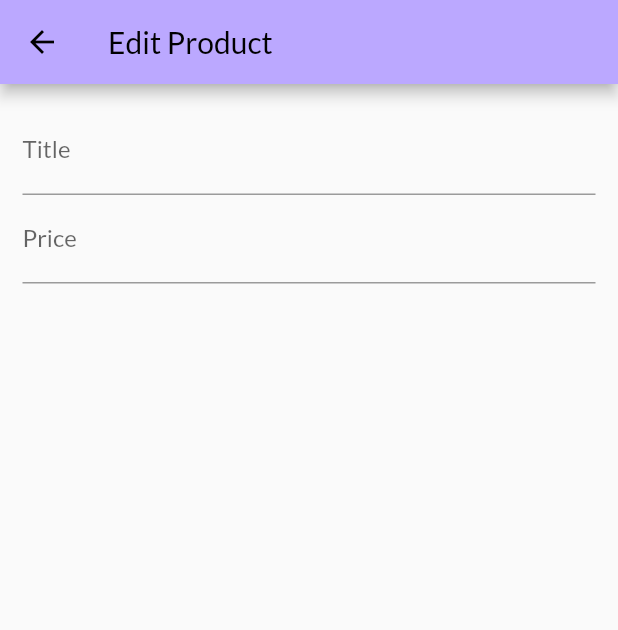
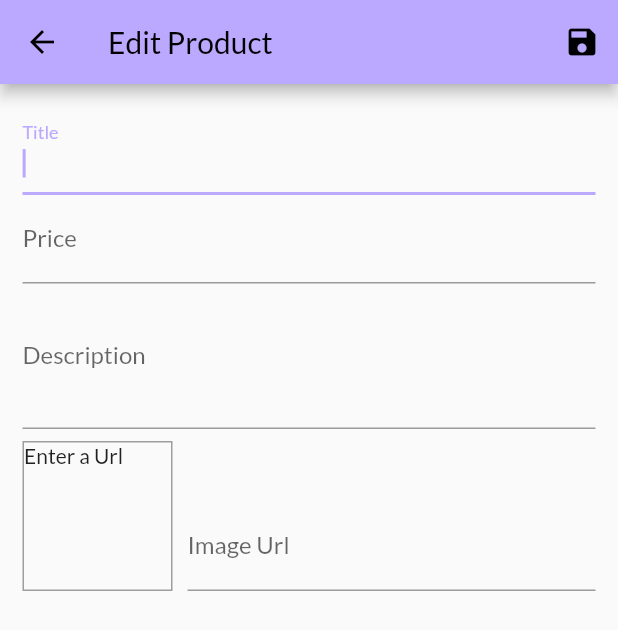
Before and after one commit to denosg/My-Shop-Flutter, a Flutter app: the EditProductScreen screen opened by its route, on a phone screen of 412 x 824 dp. Shown: the top 630 px of the screen. Run offline on Flutter 3.47's test engine with Material 2 defaults, Android fonts, the phone set to English and light mode, and no system bars; network calls fail.

Commit message:
Added Input validation

```diff
--- a/lib/screens/edit_product_screen.dart
+++ b/lib/screens/edit_product_screen.dart
@@ -1,4 +1,5 @@
 import 'package:flutter/material.dart';
+import 'package:my_shop/providers/product.dart';
 
 class EditProductScreen extends StatefulWidget {
   static const routeName = '/edit-product';
@@ -10,28 +11,180 @@ class EditProductScreen extends StatefulWidget {
 }
 
 class _EditProductScreenState extends State<EditProductScreen> {
+  final _imageUrlController = TextEditingController();
+  final _form = GlobalKey<FormState>();
+  var _editedProduct =
+      Product(id: '', title: '', description: '', price: 0, imageUrl: '');
+
+  @override
+  void dispose() {
+    _imageUrlController.dispose();
+    super.dispose();
+  }
+
+  void _saveForm() {
+    final isValid = _form.currentState?.validate();
+    if (isValid == false || isValid == null) {
+      return;
+    }
+    _form.currentState?.save();
+    print(_editedProduct.title);
+    print(_editedProduct.description);
+    print(_editedProduct.price);
+    print(_editedProduct.imageUrl);
+  }
+
   @override
   Widget build(BuildContext context) {
     return Scaffold(
       appBar: AppBar(
         title: const Text("Edit Product"),
+        actions: [
+          IconButton(
+            onPressed: _saveForm,
+            icon: const Icon(Icons.save),
+          ),
+        ],
       ),
       body: Padding(
         padding: const EdgeInsets.all(15),
         child: Form(
+          key: _form,
           child: ListView(
             children: [
               TextFormField(
                 decoration: const InputDecoration(labelText: 'Title'),
                 textInputAction: TextInputAction.next,
+                autofocus: true,
+                onSaved: (title) {
+                  if (title != null) {
+                    _editedProduct = Product(
+                        id: _editedProduct.id,
+                        title: title,
+                        description: _editedProduct.description,
+                        price: _editedProduct.price,
+                        imageUrl: _editedProduct.imageUrl);
+                  }
+                },
+                validator: (value) {
+                  if (value == '') {
+                    return 'Please provide a value';
+                  }
+                  return null;
+                },
               ),
               TextFormField(
                 decoration: const InputDecoration(labelText: 'Price'),
                 textInputAction: TextInputAction.next,
                 keyboardType: TextInputType.number,
+                onSaved: (price) {
+                  if (price != null) {
+                    _editedProduct = Product(
+                        id: _editedProduct.id,
+                        title: _editedProduct.title,
+                        description: _editedProduct.description,
+                        price: double.parse(price),
+                        imageUrl: _editedProduct.imageUrl);
+                  }
+                },
+                validator: (value) {
+                  if (value == '') {
+                    return 'Please enter a price';
+                  }
+                  if (value != null) {
+                    if (double.tryParse(value) == null) {
+                      return 'Please enter a valid number';
+                    }
+                  }
+                  if (value != null) {
+                    if (double.parse(value) <= 0) {
+                      return 'Please enter a number > 0';
+                    }
+                  }
+                  return null;
+                },
+              ),
+              TextFormField(
+                decoration: const InputDecoration(labelText: 'Description'),
+                maxLines: 3,
+                keyboardType: TextInputType.multiline,
+                onSaved: (description) {
+                  if (description != null) {
+                    _editedProduct = Product(
+                        id: _editedProduct.id,
+                        title: _editedProduct.title,
+                        description: description,
+                        price: _editedProduct.price,
+                        imageUrl: _editedProduct.imageUrl);
+                  }
+                },
+                validator: (value) {
+                  if (value == '') {
+                    return 'Please enter a description';
+                  }
+                  return null;
+                },
+              ),
+              Row(
+                crossAxisAlignment: CrossAxisAlignment.end,
+                children: [
+                  Container(
+                    width: 100,
+                    height: 100,
+                    margin: const EdgeInsets.only(top: 8, right: 10),
+                    decoration: BoxDecoration(
+                        border: Border.all(width: 1, color: Colors.grey)),
+                    child: _imageUrlController.text.isEmpty
+                        ? const Text('Enter a Url')
+                        : FittedBox(
+                            fit: BoxFit.fill,
+                            child: Image.network(_imageUrlController.text),
+                          ),
+                  ),
+                  Expanded(
+                    child: TextFormField(
+                      decoration:
+                          const InputDecoration(label: Text('Image Url')),
+                      keyboardType: TextInputType.url,
+                      textInputAction: TextInputAction.done,
+                      controller: _imageUrlController,
+                      onFieldSubmitted: (_) => _saveForm,
+                      onSaved: (imageUrl) {
+                        if (imageUrl != null) {
+                          _editedProduct = Product(
+                              id: _editedProduct.id,
+                              title: _editedProduct.title,
+                              description: _editedProduct.description,
+                              price: _editedProduct.price,
+                              imageUrl: imageUrl);
+                        }
+                      },
+                      validator: (value) {
+                        if (value == '') {
+                          return 'Please provide an image URL';
+                        }
+                        if (value != null) {
+                          if (!value.startsWith('http') &&
+                              !value.startsWith('https')) {
+                            return 'Please enter a valid URL';
+                          }
+                        }
+                        if (value != null) {
+                          if (!value.endsWith('.png') &&
+                              !value.endsWith('.jpg') &&
+                              !value.endsWith('.jpeg')) {
+                            return 'Please enter a valid image URL';
+                          }
+                        }
+                        return null;
+                      },
+                    ),
                   ),
                 ],
-        )),
+              )
+            ],
+          ),
+        ),
       ),
     );
   }
```
Lines whose indentation alone changed are shown as unchanged.
